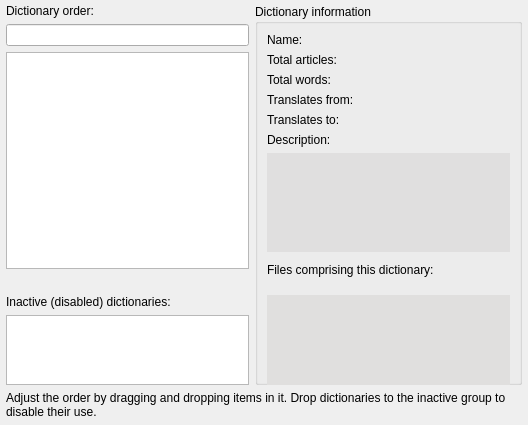
Old version of the form orderandprops.ui in the repository goldendict/goldendict.
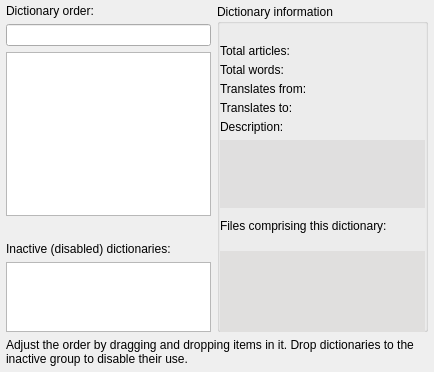
New version of the form. Custom widgets are drawn as their Qt base class.

Commit message: Compact the layout ...

The edit to the form file:
```diff
--- a/orderandprops.ui
+++ b/orderandprops.ui
@@ -6,8 +6,8 @@
    <rect>
     <x>0</x>
     <y>0</y>
-    <width>528</width>
-    <height>425</height>
+    <width>434</width>
+    <height>372</height>
    </rect>
   </property>
   <property name="windowTitle">
@@ -106,22 +106,34 @@
         <string>Dictionary information</string>
        </property>
        <layout class="QVBoxLayout" name="infoVerticalLayout">
+        <property name="leftMargin">
+         <number>0</number>
+        </property>
+        <property name="topMargin">
+         <number>0</number>
+        </property>
+        <property name="rightMargin">
+         <number>0</number>
+        </property>
+        <property name="bottomMargin">
+         <number>0</number>
+        </property>
         <item>
          <layout class="QGridLayout" name="gridLayout">
-          <item row="0" column="0">
-           <widget class="QLabel" name="label_5">
+          <property name="horizontalSpacing">
+           <number>6</number>
+          </property>
+          <item row="4" column="0">
+           <widget class="QLabel" name="label_10">
             <property name="text">
-             <string>Name:</string>
+             <string>Translates to:</string>
             </property>
            </widget>
           </item>
-          <item row="0" column="1">
-           <widget class="QLabel" name="dictionaryName">
+          <item row="3" column="1">
+           <widget class="QLabel" name="dictionaryTranslatesFrom">
             <property name="textFormat">
-             <enum>Qt::PlainText</enum>
-            </property>
-            <property name="textInteractionFlags">
-             <set>Qt::LinksAccessibleByMouse|Qt::TextSelectableByMouse</set>
+             <enum>Qt::RichText</enum>
             </property>
            </widget>
           </item>
@@ -139,20 +151,6 @@
             </property>
            </widget>
           </item>
-          <item row="2" column="0">
-           <widget class="QLabel" name="label_7">
-            <property name="text">
-             <string>Total words:</string>
-            </property>
-           </widget>
-          </item>
-          <item row="2" column="1">
-           <widget class="QLabel" name="dictionaryTotalWords">
-            <property name="textFormat">
-             <enum>Qt::PlainText</enum>
-            </property>
-           </widget>
-          </item>
           <item row="3" column="0">
            <widget class="QLabel" name="label_9">
             <property name="text">
@@ -160,17 +158,17 @@
             </property>
            </widget>
           </item>
-          <item row="4" column="0">
-           <widget class="QLabel" name="label_10">
-            <property name="text">
-             <string>Translates to:</string>
+          <item row="2" column="1">
+           <widget class="QLabel" name="dictionaryTotalWords">
+            <property name="textFormat">
+             <enum>Qt::PlainText</enum>
             </property>
            </widget>
           </item>
-          <item row="3" column="1">
-           <widget class="QLabel" name="dictionaryTranslatesFrom">
-            <property name="textFormat">
-             <enum>Qt::RichText</enum>
+          <item row="2" column="0">
+           <widget class="QLabel" name="label_7">
+            <property name="text">
+             <string>Total words:</string>
             </property>
            </widget>
           </item>
@@ -181,6 +179,28 @@
             </property>
            </widget>
           </item>
+          <item row="0" column="0" colspan="2">
+           <widget class="QLabel" name="dictionaryName">
+            <property name="font">
+             <font>
+              <weight>75</weight>
+              <bold>true</bold>
+             </font>
+            </property>
+            <property name="textFormat">
+             <enum>Qt::PlainText</enum>
+            </property>
+            <property name="wordWrap">
+             <bool>true</bool>
+            </property>
+            <property name="margin">
+             <number>1</number>
+            </property>
+            <property name="textInteractionFlags">
+             <set>Qt::LinksAccessibleByMouse|Qt::TextSelectableByMouse</set>
+            </property>
+           </widget>
+          </item>
          </layout>
         </item>
         <item>
@@ -192,6 +212,12 @@
         </item>
         <item>
          <widget class="QPlainTextEdit" name="dictionaryDescription">
+          <property name="sizePolicy">
+           <sizepolicy hsizetype="Preferred" vsizetype="Expanding">
+            <horstretch>0</horstretch>
+            <verstretch>0</verstretch>
+           </sizepolicy>
+          </property>
           <property name="palette">
            <palette>
             <active>
```
The commit also changes 1 other file.
